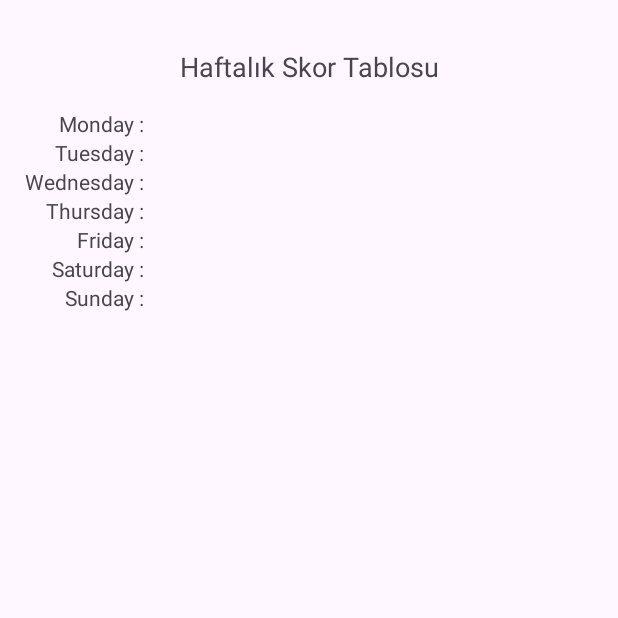
After one commit to mstfyvz/mootify, an Android app: the ScoreTableActivity screen opened directly, with no data from a screen before it, on a phone screen of 412 x 824 dp, the top half of it. The commit adds this screen. Run offline under Robolectric (Android 15) with nearby library versions, the phone set to English and light mode, and no system bars; libraries missing offline, so code that uses them is left out: com.raizlabs.android; 17 statements that could not run were skipped.

Commit message:
- fixed countdown timer - fixed progressbar - fixed score - added weekly score table

```diff
--- a/app/src/main/AndroidManifest.xml
+++ b/app/src/main/AndroidManifest.xml
@@ -12,6 +12,9 @@
         android:supportsRtl="true"
         android:theme="@style/Theme.Mootify"
         tools:targetApi="31">
+        <activity
+            android:name=".activities.ScoreTableActivity"
+            android:exported="false" />
         <activity
             android:name=".activities.CheckListActivity"
             android:exported="false" />
--- a/app/src/main/java/com/sebnem/mootify/db/User.kt
+++ b/app/src/main/java/com/sebnem/mootify/db/User.kt
@@ -25,5 +25,8 @@ data class User(
     var password: String? = null,
 
     @Column
-    var time: Int? = null
+    var time: Int? = null,
+
+    @Column
+    var remainingTime: Int? = null
 ) : BaseModel()
--- /dev/null
+++ b/app/src/main/res/layout/activity_score_table.xml
@@ -0,0 +1,155 @@
+<?xml version="1.0" encoding="utf-8"?>
+<androidx.constraintlayout.widget.ConstraintLayout xmlns:android="http://schemas.android.com/apk/res/android"
+    xmlns:app="http://schemas.android.com/apk/res-auto"
+    xmlns:tools="http://schemas.android.com/tools"
+    android:layout_width="match_parent"
+    android:layout_height="match_parent"
+    tools:context=".activities.ScoreTableActivity">
+
+    <androidx.appcompat.widget.AppCompatTextView
+        android:id="@+id/title"
+        android:layout_width="wrap_content"
+        android:layout_height="wrap_content"
+        android:layout_marginTop="32dp"
+        android:text="Haftalık Skor Tablosu"
+        android:textSize="18sp"
+        app:layout_constraintEnd_toEndOf="parent"
+        app:layout_constraintStart_toStartOf="parent"
+        app:layout_constraintTop_toTopOf="parent" />
+
+
+    <androidx.appcompat.widget.LinearLayoutCompat
+        android:id="@+id/dayLabelOfWeekLayout"
+        android:layout_width="wrap_content"
+        android:layout_height="wrap_content"
+        android:layout_marginStart="16dp"
+        android:layout_marginTop="16dp"
+        android:orientation="vertical"
+        app:layout_constraintStart_toStartOf="parent"
+        app:layout_constraintTop_toBottomOf="@+id/title">
+
+        <androidx.appcompat.widget.AppCompatTextView
+            android:id="@+id/monday"
+            android:layout_width="match_parent"
+            android:layout_height="wrap_content"
+            android:layout_weight="1"
+            android:gravity="end"
+            android:text="Monday :" />
+
+        <androidx.appcompat.widget.AppCompatTextView
+            android:id="@+id/tuesday"
+            android:layout_width="match_parent"
+            android:layout_height="wrap_content"
+            android:layout_weight="1"
+            android:gravity="end"
+            android:text="Tuesday :" />
+
+        <androidx.appcompat.widget.AppCompatTextView
+            android:id="@+id/wednesday"
+            android:layout_width="match_parent"
+            android:layout_height="wrap_content"
+            android:layout_weight="1"
+            android:gravity="end"
+            android:text="Wednesday :" />
+
+        <androidx.appcompat.widget.AppCompatTextView
+            android:id="@+id/thursday"
+            android:layout_width="match_parent"
+            android:layout_height="wrap_content"
+            android:layout_weight="1"
+            android:gravity="end"
+            android:text="Thursday :" />
+
+        <androidx.appcompat.widget.AppCompatTextView
+            android:id="@+id/friday"
+            android:layout_width="match_parent"
+            android:layout_height="wrap_content"
+            android:layout_weight="1"
+            android:gravity="end"
+            android:text="Friday :" />
+
+        <androidx.appcompat.widget.AppCompatTextView
+            android:id="@+id/saturday"
+            android:layout_width="match_parent"
+            android:layout_height="wrap_content"
+            android:layout_weight="1"
+            android:gravity="end"
+            android:text="Saturday :" />
+
+        <androidx.appcompat.widget.AppCompatTextView
+            android:id="@+id/sunday"
+            android:layout_width="match_parent"
+            android:layout_height="wrap_content"
+            android:layout_weight="1"
+            android:gravity="end"
+            android:text="Sunday :" />
+
+    </androidx.appcompat.widget.LinearLayoutCompat>
+
+    <androidx.appcompat.widget.LinearLayoutCompat
+        android:layout_width="0dp"
+        android:layout_height="wrap_content"
+        android:layout_marginStart="16dp"
+        android:layout_weight="1"
+        android:orientation="vertical"
+        app:layout_constraintStart_toEndOf="@+id/dayLabelOfWeekLayout"
+        app:layout_constraintTop_toTopOf="@+id/dayLabelOfWeekLayout">
+
+        <androidx.appcompat.widget.AppCompatTextView
+            android:id="@+id/mondayValue"
+            android:layout_width="match_parent"
+            android:layout_height="wrap_content"
+            android:layout_weight="1"
+            android:gravity="center"
+            tools:text="8" />
+
+        <androidx.appcompat.widget.AppCompatTextView
+            android:id="@+id/tuesdayValue"
+            android:layout_width="match_parent"
+            android:layout_height="wrap_content"
+            android:layout_weight="1"
+            android:gravity="center"
+            tools:text="8" />
+
+        <androidx.appcompat.widget.AppCompatTextView
+            android:id="@+id/wednesdayValue"
+            android:layout_width="match_parent"
+            android:layout_height="wrap_content"
+            android:layout_weight="1"
+            android:gravity="center"
+            tools:text="8" />
+
+        <androidx.appcompat.widget.AppCompatTextView
+            android:id="@+id/thursdayValue"
+            android:layout_width="match_parent"
+            android:layout_height="wrap_content"
+            android:layout_weight="1"
+            android:gravity="center"
+            tools:text="8" />
+
+        <androidx.appcompat.widget.AppCompatTextView
+            android:id="@+id/fridayValue"
+            android:layout_width="match_parent"
+            android:layout_height="wrap_content"
+            android:layout_weight="1"
+            android:gravity="center"
+            tools:text="8" />
+
+        <androidx.appcompat.widget.AppCompatTextView
+            android:id="@+id/saturdayValue"
+            android:layout_width="match_parent"
+            android:layout_height="wrap_content"
+            android:layout_weight="1"
+            android:gravity="center"
+            tools:text="8" />
+
+        <androidx.appcompat.widget.AppCompatTextView
+            android:id="@+id/sundayValue"
+            android:layout_width="match_parent"
+            android:layout_height="wrap_content"
+            android:layout_weight="1"
+            android:gravity="center"
+            tools:text="8" />
+    </androidx.appcompat.widget.LinearLayoutCompat>
+
+</androidx.constraintlayout.widget.ConstraintLayout>
```
Also changed, not shown: app/src/main/java/com/sebnem/mootify/activities/LoginActivity.kt (+41 -12 lines), app/src/main/java/com/sebnem/mootify/activities/MainActivity.kt (+113 -44 lines), app/src/main/java/com/sebnem/mootify/activities/RegisterActivity.kt (+4 -6 lines), app/src/main/java/com/sebnem/mootify/activities/ScoreTableActivity.kt (added, +100 -0 lines), app/src/main/java/com/sebnem/mootify/db/ScoreTable.kt (added, +22 -0 lines), app/src/main/java/com/sebnem/mootify/util/DateUtil.kt (added, +47 -0 lines).
